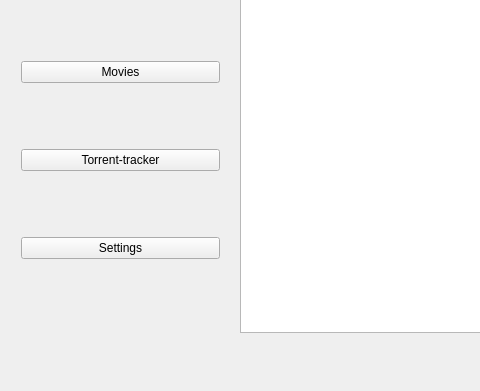
Qt form mainwindow.ui (mxnemu/media-u) before a commit; both pictures show x 0 to 480 and y 108 to 499 of the 663 by 499 pixel window.
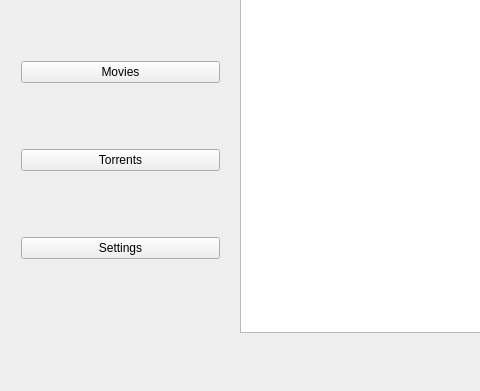
The same form after that commit.

What changed in the file:
```diff
--- a/mainwindow.ui
+++ b/mainwindow.ui
@@ -41,7 +41,7 @@
      <item>
       <widget class="QPushButton" name="pushButton">
        <property name="text">
-        <string>Torrent-tracker</string>
+        <string>Torrents</string>
        </property>
       </widget>
      </item>
```
